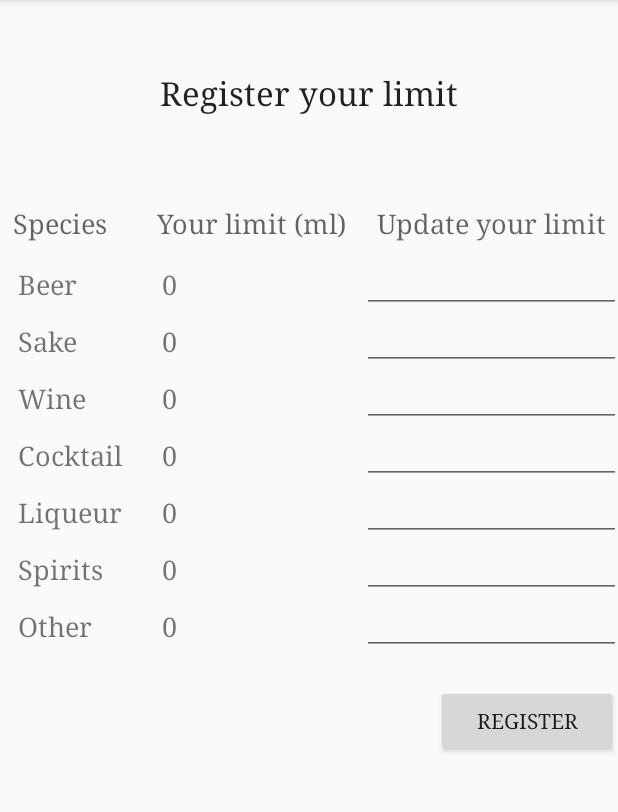
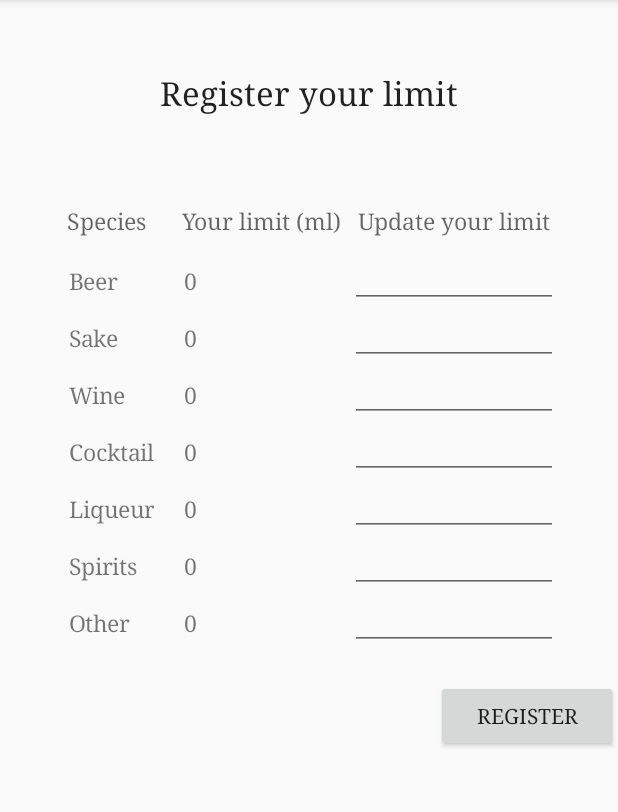
Before and after one commit to CORDEA/sake-meter, an Android app: the SakeLimitActivity screen opened directly, with no data from a screen before it, after a tap on "REGISTER", on a phone screen of 412 x 824 dp, the part 84-896 px from its top. Run offline under Robolectric (Android 15) with nearby library versions, the phone set to English and light mode, and no system bars.

```diff
--- a/app/src/main/java/jp/cordea/sakemeter/SakeLimitActivity.java
+++ b/app/src/main/java/jp/cordea/sakemeter/SakeLimitActivity.java
@@ -84,9 +84,9 @@ public class SakeLimitActivity extends ActionBarActivity implements View.OnClick
             if (sakeMap.containsKey(sake)) limit = sakeMap.get(sake);
 
             for (TextView tv : tvArray) {
-                tv.setPadding(padding + 10, padding, padding + 10, padding);
+                tv.setPadding(padding, padding, padding + 10, padding);
                 //tv.setBackgroundResource(R.drawable.border);
-                tv.setTextSize(18);
+                tv.setTextSize(15);
                 tv.setTypeface(Typeface.SERIF);
             }
             Log.i("addTableRow", Integer.toString(sake_tv.getHeight()));
@@ -126,22 +126,12 @@ public class SakeLimitActivity extends ActionBarActivity implements View.OnClick
         HashMap<String, String> hashMap = new HashMap<>();
 
         String  acceptable  = "0";
-        int     index       = -1;
 
-        if (fileName.contains("limit")) {
-            index = 0;
-            if (!flag) {
-                hashMap     = readRowItems();
-                acceptable  = calcTolerance(hashMap).toString();
-            }
-        } else {
-            SakeMeterActivity       sma         = new SakeMeterActivity();
-            HashMap<String, int[]>  sakeMap     = sma.loopSake();
-
-            for (String sake : sakeMap.keySet()) hashMap.put(sake, Integer.toString(sakeMap.get(sake)[0]));
+        if (flag) for (String sake : general.sakeArray) hashMap.put(sake, Integer.toString(0));
+        else {
+            hashMap     = readRowItems();
+            acceptable  = calcTolerance(hashMap).toString();
         }
-
-        if (flag) for (String sake : general.sakeArray) hashMap.put(sake, Integer.toString(index));
 
         try {
             File                file    = new File(cacheDir.getAbsolutePath(), fileName);
--- a/app/src/main/java/jp/cordea/sakemeter/controlCache.java
+++ b/app/src/main/java/jp/cordea/sakemeter/controlCache.java
@@ -31,10 +31,9 @@ public class controlCache {
         HashMap<String, String> hashMap = new HashMap<String, String>();
 
         try {
-            //File cacheDir = getCacheDir();
-            File file               = new File(cacheDir.getAbsolutePath(), fileName);
+            File            file    = new File(cacheDir.getAbsolutePath(), fileName);
             FileInputStream fis     = new FileInputStream(file);
-            StringBuilder builder   = new StringBuilder();
+            StringBuilder   builder = new StringBuilder();
 
             int content;
             try {
--- a/app/src/main/res/layout/activity_sakelimit.xml
+++ b/app/src/main/res/layout/activity_sakelimit.xml
@@ -31,9 +31,12 @@
                 android:textAppearance="?android:attr/textAppearanceMedium"
                 android:text="@string/limit_row1"
                 android:id="@+id/species"
-                android:padding="10dp"
-                android:textSize="18dp"
-                android:typeface="serif" />
+                android:textSize="@dimen/limit_table_text_size"
+                android:typeface="serif"
+                android:paddingTop="@dimen/limit_padding_tb"
+                android:paddingBottom="@dimen/limit_padding_tb"
+                android:paddingRight="@dimen/limit_padding_lr"
+                android:paddingLeft="@dimen/limit_padding_lr" />
 
             <TextView
                 android:layout_width="fill_parent"
@@ -41,9 +44,12 @@
                 android:textAppearance="?android:attr/textAppearanceMedium"
                 android:text="@string/limit_row2"
                 android:id="@+id/textView3"
-                android:padding="10dp"
-                android:textSize="18dp"
-                android:typeface="serif" />
+                android:textSize="@dimen/limit_table_text_size"
+                android:typeface="serif"
+                android:paddingTop="@dimen/limit_padding_tb"
+                android:paddingBottom="@dimen/limit_padding_tb"
+                android:paddingRight="@dimen/limit_padding_lr"
+                android:paddingLeft="@dimen/limit_padding_lr" />
 
             <TextView
                 android:layout_width="wrap_content"
@@ -51,9 +57,12 @@
                 android:textAppearance="?android:attr/textAppearanceMedium"
                 android:text="@string/limit_row3"
                 android:id="@+id/textView5"
-                android:padding="10dp"
-                android:textSize="18dp"
-                android:typeface="serif" />
+                android:textSize="@dimen/limit_table_text_size"
+                android:typeface="serif"
+                android:paddingTop="@dimen/limit_padding_tb"
+                android:paddingBottom="@dimen/limit_padding_tb"
+                android:paddingRight="@dimen/limit_padding_lr"
+                android:paddingLeft="@dimen/limit_padding_lr" />
 
         </TableRow>
     </TableLayout>
--- a/app/src/main/res/values/dimens.xml
+++ b/app/src/main/res/values/dimens.xml
@@ -2,4 +2,7 @@
     <!-- Default screen margins, per the Android Design guidelines. -->
     <dimen name="activity_horizontal_margin">16dp</dimen>
     <dimen name="activity_vertical_margin">16dp</dimen>
+    <dimen name="limit_table_text_size">15dp</dimen>
+    <dimen name="limit_padding_lr">5dp</dimen>
+    <dimen name="limit_padding_tb">10dp</dimen>
 </resources>
```
Also changed, not shown: app/src/main/java/jp/cordea/sakemeter/MainActivity.java (+3 -4 lines), app/src/main/java/jp/cordea/sakemeter/SakeMeterActivity.java (+17 -23 lines).
